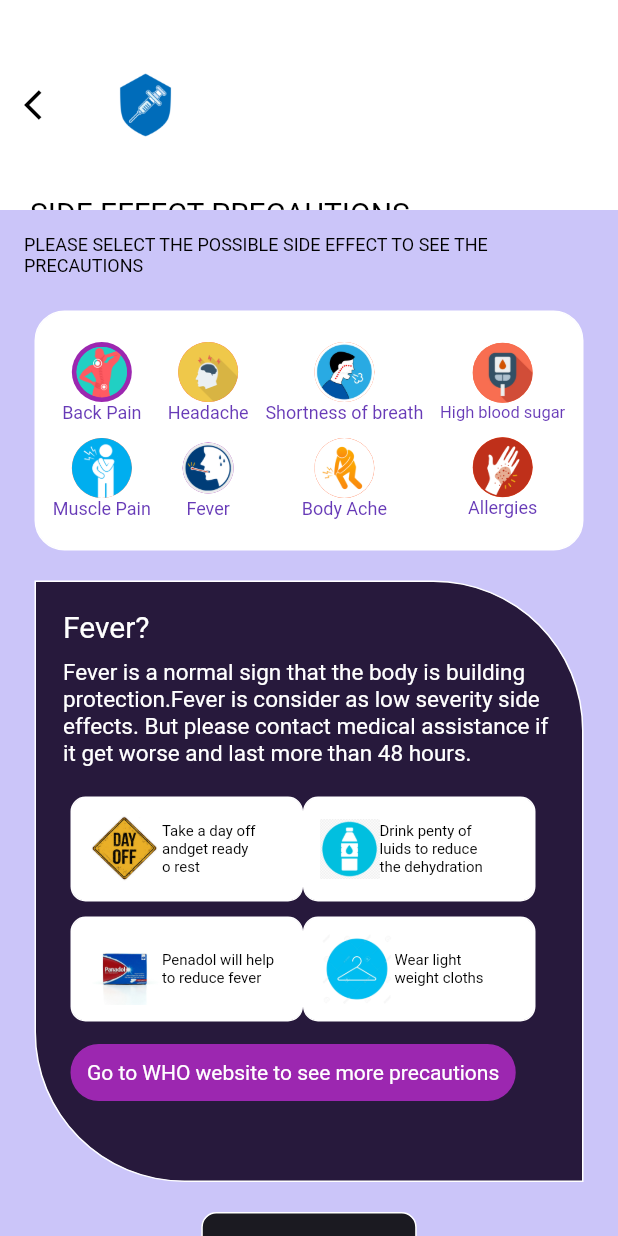
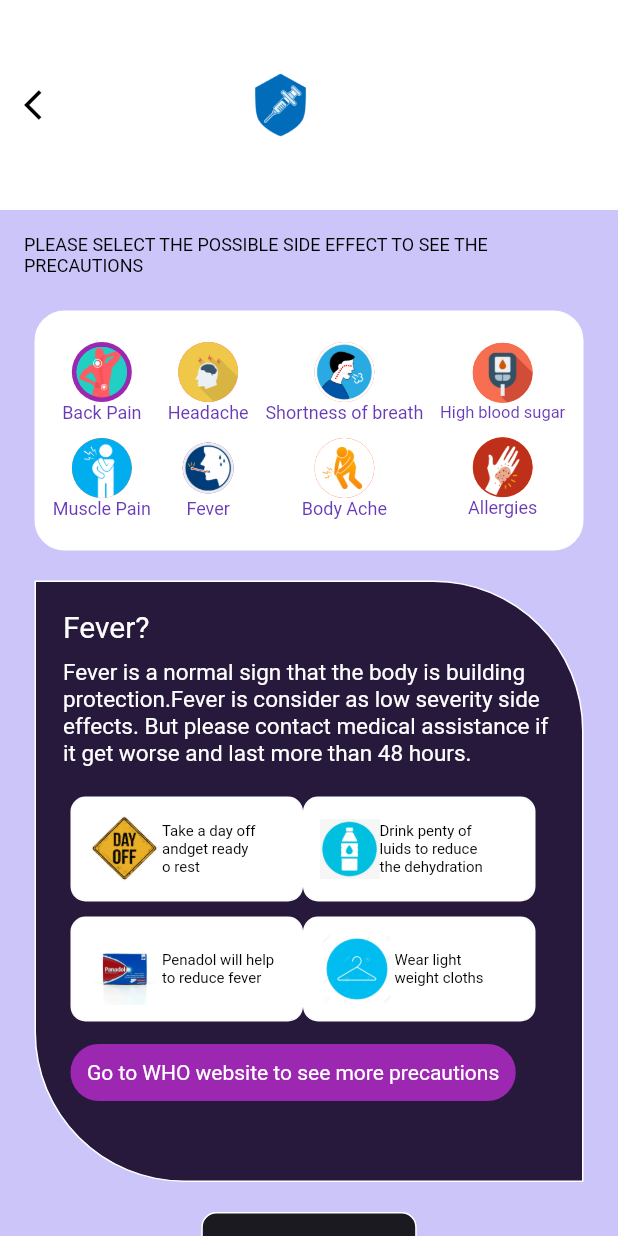
Before and after one commit to Rwishwajith/The-Shield, a Flutter app: the SideEffectPrecautionsScreen screen opened directly, on a phone screen of 412 x 824 dp. Run offline on Flutter 3.47's test engine with Material 2 defaults, Android fonts, the phone set to English and light mode, and no system bars; our stand-ins replace cloud_firestore, firebase_auth, firebase_core, fl_chart, flutter_rating_bar, font_awesome_flutter and 6 more; missing offline and left inert: flutter_facebook_auth, is_first_run; accounts and stored records are empty.

Commit message:
Update vaccine_compatibility.dart

```diff
--- a/the_shield/lib/main_menu/vaccine_compatibility.dart
+++ b/the_shield/lib/main_menu/vaccine_compatibility.dart
@@ -66,9 +66,12 @@ class _VaccineCompatibilityState extends State<VaccineCompatibility> {
             ),
           ),
         ),
-        title: Image(image: logoImage, width: 50, height: 50),
+        title: Padding(
+          padding: const EdgeInsets.only(left: 90.0),
+          child: Image(image: logoImage, width: 50, height: 50),
+        ),
         flexibleSpace: Padding(
-          padding: const EdgeInsets.only(top: 130.0, left: 20.0),
+          padding: const EdgeInsets.only(top: 160.0, left: 20.0),
           child: Container(
             height: 50,
             child: Text(
@@ -1230,9 +1233,12 @@ class _SideEffectPrecautionsScreenState
             ),
           ),
         ),
-        title: Image(image: logoImage, width: 50, height: 50),
+        title: Padding(
+          padding: const EdgeInsets.only(left: 90.0),
+          child: Image(image: logoImage, width: 50, height: 50),
+        ),
         flexibleSpace: Padding(
-          padding: const EdgeInsets.only(top: 130.0, left: 20.0),
+          padding: const EdgeInsets.only(top: 160.0, left: 20.0),
           child: Container(
             height: 50,
             child: Text(
```
